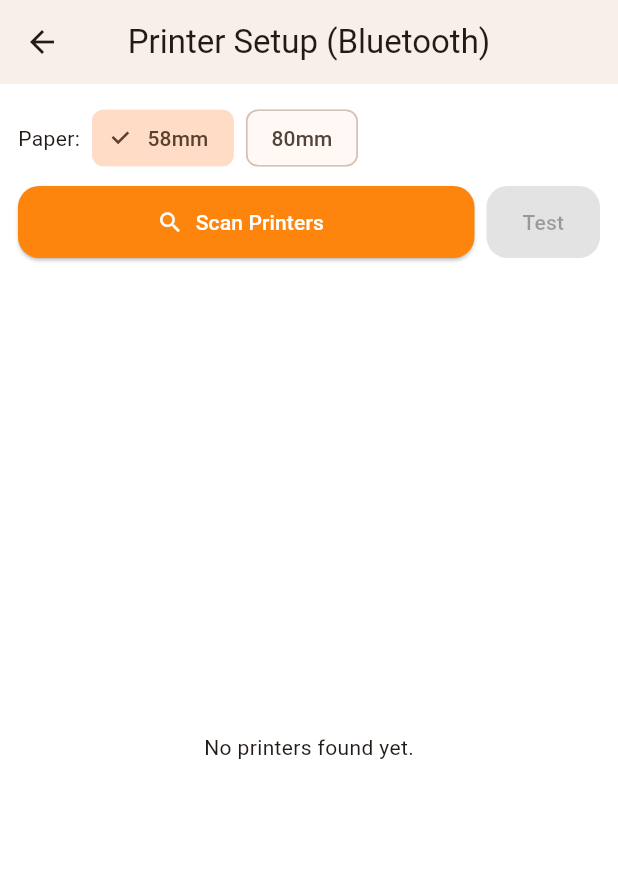
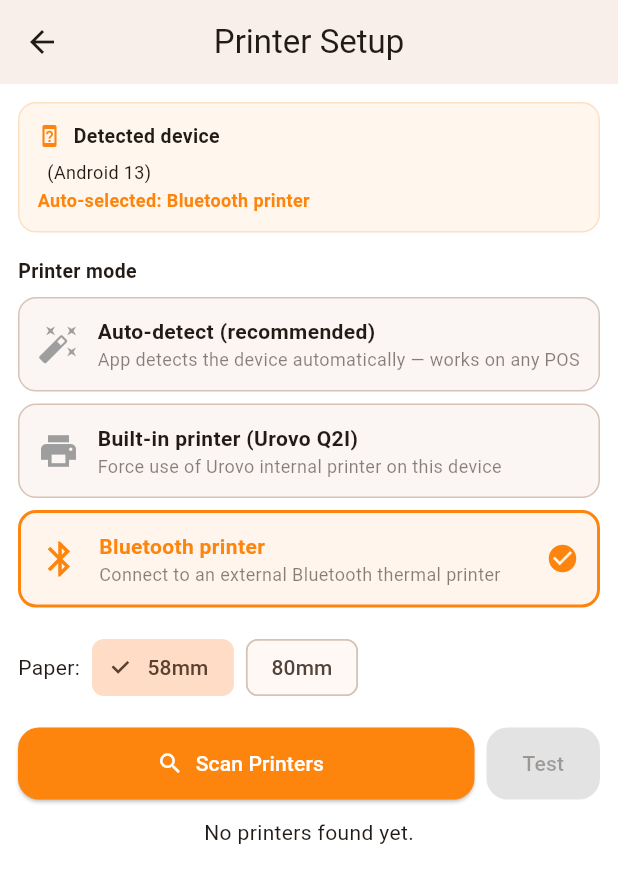
Before and after one commit to Seremba/bus-cargo-tracker, a Flutter app: the PrinterSetupScreen screen opened directly, on a phone screen of 412 x 824 dp. Shown: the top 883 px of the screen. Run offline on Flutter 3.47's test engine with Material 3 defaults, Android fonts, the phone set to English and light mode, and no system bars; our stand-ins replace app_links, connectivity_plus, device_info_plus, geolocator, hive, hive_flutter and 4 more; missing offline and left inert: esc_pos_utils_plus, flutter_pos_printer_platform_image_3, mobile_scanner, urovo_print; accounts and stored records are empty.

Commit message:
feat: Twilio OTP enforcement, trip reassignment prompt, receipt QR scan pickup, international password reset, station revenue summary, Urovo POS auto-detect printer support

```diff
--- a/lib/main.dart
+++ b/lib/main.dart
@@ -10,6 +10,7 @@ import 'models/audit_event.dart';
 import 'models/checkpoint.dart';
 import 'models/notification_item.dart';
 import 'models/outbound_message.dart';
+import 'services/printing/printer_settings_service.dart';
 import 'models/payment_record.dart';
 import 'models/printer_settings.dart';
 import 'models/property.dart';
@@ -91,6 +92,9 @@ void main() async {
 
   await HiveService.openAllBoxes();
   await SyncService.ensureDeviceId();
+
+  // Auto-detect POS printer brand and configure accordingly
+  await PrinterSettingsService.initAutoDetect();
 
   // API key injected via --dart-define and persisted to Hive on first run.
   const injectedKey = String.fromEnvironment('SYNC_API_KEY', defaultValue: '');
--- a/lib/models/printer_settings.dart
+++ b/lib/models/printer_settings.dart
@@ -1,6 +1,24 @@
 import 'package:hive/hive.dart';
 
 part 'printer_settings.g.dart';
+
+/// How the app connects to the receipt printer.
+enum PrinterType {
+  /// Auto-detected based on device brand — recommended default.
+  auto,
+
+  /// External Bluetooth thermal printer.
+  bluetooth,
+
+  /// Urovo Q2I / Q2 / i9000S built-in printer.
+  urovoInternal,
+
+  /// Sunmi T2/V2/P2 built-in printer — future.
+  sunmiInternal,
+
+  /// Generic Android POS via serial port — future.
+  serialInternal,
+}
 
 @HiveType(typeId: 51)
 class PrinterSettings extends HiveObject {
@@ -13,9 +31,29 @@ class PrinterSettings extends HiveObject {
   @HiveField(2)
   int paperMm; // 58 or 80
 
+  /// Serialised PrinterType name — defaults to 'auto'.
+  @HiveField(3, defaultValue: 'auto')
+  String printerTypeRaw;
+
   PrinterSettings({
     this.bluetoothAddress,
     this.bluetoothName,
     this.paperMm = 58,
+    this.printerTypeRaw = 'auto',
   });
+
+  PrinterType get printerType {
+    switch (printerTypeRaw) {
+      case 'bluetooth':
+        return PrinterType.bluetooth;
+      case 'urovoInternal':
+        return PrinterType.urovoInternal;
+      case 'sunmiInternal':
+        return PrinterType.sunmiInternal;
+      case 'serialInternal':
+        return PrinterType.serialInternal;
+      default:
+        return PrinterType.auto;
+    }
+  }
 }
--- a/lib/services/printing/printer_settings_service.dart
+++ b/lib/services/printing/printer_settings_service.dart
@@ -2,6 +2,7 @@ import 'package:hive/hive.dart';
 
 import '../../models/printer_settings.dart';
 import '../hive_service.dart';
+import 'printer_auto_detect_service.dart';
 
 class PrinterSettingsService {
   PrinterSettingsService._();
@@ -14,8 +15,30 @@ class PrinterSettingsService {
     if (existing != null) return existing;
 
     final s = PrinterSettings();
-    box.put(_key, s); // ok to leave sync for init
+    box.put(_key, s);
     return s;
+  }
+
+  /// Called once on app startup. If printer type is still 'auto' (default),
+  /// detects the device brand and saves the appropriate type.
+  static Future<void> initAutoDetect() async {
+    final settings = getOrCreate();
+    if (settings.printerType != PrinterType.auto) return;
+
+    final detected = await PrinterAutoDetectService.detect();
+    if (detected == PrinterType.auto) return;
+
+    settings.printerTypeRaw = detected.name;
+    await settings.save();
+  }
+
+  /// Returns the effective PrinterType — resolves 'auto' by detecting device.
+  static Future<PrinterType> effectiveType() async {
+    final settings = getOrCreate();
+    if (settings.printerType != PrinterType.auto) {
+      return settings.printerType;
+    }
+    return PrinterAutoDetectService.detect();
   }
 
   static Future<void> saveBluetooth({
@@ -30,6 +53,29 @@ class PrinterSettingsService {
         bluetoothAddress: address.trim(),
         bluetoothName: name.trim(),
         paperMm: paperMm,
+        printerTypeRaw: 'bluetooth',
+      ),
+    );
+  }
+
+  static Future<void> saveUrovoInternal({int paperMm = 58}) async {
+    final Box box = HiveService.printerSettingsBox();
+    await box.put(
+      _key,
+      PrinterSettings(
+        paperMm: paperMm,
+        printerTypeRaw: 'urovoInternal',
+      ),
+    );
+  }
+
+  static Future<void> saveAutoDetect({int paperMm = 58}) async {
+    final Box box = HiveService.printerSettingsBox();
+    await box.put(
+      _key,
+      PrinterSettings(
+        paperMm: paperMm,
+        printerTypeRaw: 'auto',
       ),
     );
   }
--- a/lib/services/settings/printer_setup_screen.dart
+++ b/lib/services/settings/printer_setup_screen.dart
@@ -1,10 +1,14 @@
 import 'dart:typed_data';
 
 import 'package:flutter/material.dart';
-import 'package:flutter_pos_printer_platform_image_3/flutter_pos_printer_platform_image_3.dart';
+import 'package:flutter_pos_printer_platform_image_3/flutter_pos_printer_platform_image_3.dart'
+    hide PrinterType;
 
+import '../../models/printer_settings.dart';
+import '../../services/printing/printer_auto_detect_service.dart';
 import '../../services/printing/printer_service.dart';
 import '../../services/printing/printer_settings_service.dart';
+import '../../services/printing/urovo_printer_service.dart';
 
 class PrinterSetupScreen extends StatefulWidget {
   const PrinterSetupScreen({super.key});
@@ -15,17 +19,47 @@ class PrinterSetupScreen extends StatefulWidget {
 
 class _PrinterSetupScreenState extends State<PrinterSetupScreen> {
   bool _scanning = false;
-  final bool _isBle = false; // classic BT first
+  final bool _isBle = false;
   List<PrinterDevice> _devices = [];
   PrinterDevice? _connected;
-
   int _paperMm = 58;
+  PrinterType _selectedType = PrinterType.auto;
+  String _detectedDevice = 'Detecting...';
+  PrinterType _detectedType = PrinterType.auto;
 
   @override
   void initState() {
     super.initState();
     final s = PrinterSettingsService.getOrCreate();
-    _paperMm = s.paperMm; // load saved preference
+    _paperMm = s.paperMm;
+    _selectedType = s.printerType;
+    _loadDetectedDevice();
+  }
+
+  Future<void> _loadDetectedDevice() async {
+    final summary =
+        await PrinterAutoDetectService.detectedDeviceSummary();
+    final detected = await PrinterAutoDetectService.detect();
+    if (!mounted) return;
+    setState(() {
+      _detectedDevice = summary;
+      _detectedType = detected;
+    });
+  }
+
+  String _detectedTypeLabel(PrinterType t) {
+    switch (t) {
+      case PrinterType.urovoInternal:
+        return 'Built-in Urovo printer';
+      case PrinterType.sunmiInternal:
+        return 'Built-in Sunmi printer';
+      case PrinterType.serialInternal:
+        return 'Built-in serial printer';
+      case PrinterType.bluetooth:
+        return 'Bluetooth printer';
+      default:
+        return 'Unknown';
+    }
   }
 
   Future<void> _scan() async {
@@ -33,53 +67,53 @@ class _PrinterSetupScreenState extends State<PrinterSetupScreen> {
       _scanning = true;
       _devices = [];
     });
-
-    await for (final list in PrinterService.scanBluetooth(isBle: _isBle)) {
+    await for (final list
+        in PrinterService.scanBluetooth(isBle: _isBle)) {
       if (!mounted) return;
       setState(() => _devices = list);
     }
-
     if (mounted) setState(() => _scanning = false);
   }
 
   Future<void> _connect(PrinterDevice d) async {
     final messenger = ScaffoldMessenger.of(context);
-
     final ok = await PrinterService.connectBluetooth(d, isBle: _isBle);
     if (!mounted) return;
-
     if (!ok) {
-      messenger.showSnackBar(const SnackBar(content: Text('Connect failed ❌')));
+      messenger.showSnackBar(
+          const SnackBar(content: Text('Connect failed ❌')));
       return;
     }
-
     setState(() => _connected = d);
-
-    // ✅ Save printer + paper size preference
     await PrinterSettingsService.saveBluetooth(
       address: d.address ?? '',
       name: d.name,
       paperMm: _paperMm,
     );
-
     final label = d.name.isNotEmpty ? d.name : (d.address ?? 'Printer');
-    messenger.showSnackBar(SnackBar(content: Text('Connected ✅ $label')));
+    messenger
+        .showSnackBar(SnackBar(content: Text('Connected ✅ $label')));
   }
 
   Future<void> _testPrint() async {
     final messenger = ScaffoldMessenger.of(context);
+    final effective = await PrinterSettingsService.effectiveType();
 
-    // Visible test (prints text)
+    bool ok;
+    if (effective == PrinterType.urovoInternal) {
+      ok = await UrovoPrinterService.testPrint();
+    } else {
       final bytes = Uint8List.fromList([
-      0x1B, 0x40, // init
+        0x1B, 0x40,
         ...'UNEX TEST\n\n'.codeUnits,
       ]);
+      ok = await PrinterService.printBytesBluetooth(bytes);
+    }
 
-    final ok = await PrinterService.printBytesBluetooth(bytes);
     if (!mounted) return;
-
     messenger.showSnackBar(
-      SnackBar(content: Text(ok ? 'Test printed ✅' : 'Print failed ❌')),
+      SnackBar(
+          content: Text(ok ? 'Test printed ✅' : 'Print failed ❌')),
     );
   }
 
@@ -105,22 +139,128 @@ class _PrinterSetupScreenState extends State<PrinterSetupScreen> {
 
   @override
   Widget build(BuildContext context) {
+    final cs = Theme.of(context).colorScheme;
+
     return Scaffold(
-      appBar: AppBar(title: const Text('Printer Setup (Bluetooth)')),
-      body: Padding(
+      appBar: AppBar(title: const Text('Printer Setup')),
+      body: ListView(
         padding: const EdgeInsets.all(12),
+        children: [
+
+          // ── Auto-detect info card ──────────────────────────────────
+          Container(
+            padding: const EdgeInsets.all(12),
+            decoration: BoxDecoration(
+              color: cs.primary.withValues(alpha: 0.07),
+              borderRadius: BorderRadius.circular(12),
+              border: Border.all(
+                  color: cs.primary.withValues(alpha: 0.20)),
+            ),
             child: Column(
+              crossAxisAlignment: CrossAxisAlignment.start,
               children: [
-            // ✅ paper size selector
-            _paperToggle(),
+                Row(
+                  children: [
+                    Icon(Icons.device_unknown_outlined,
+                        size: 16, color: cs.primary),
+                    const SizedBox(width: 8),
+                    const Text(
+                      'Detected device',
+                      style: TextStyle(
+                          fontWeight: FontWeight.w700, fontSize: 13),
+                    ),
+                  ],
+                ),
+                const SizedBox(height: 6),
+                Text(_detectedDevice,
+                    style: const TextStyle(fontSize: 12)),
+                const SizedBox(height: 2),
+                Text(
+                  'Auto-selected: ${_detectedTypeLabel(_detectedType)}',
+                  style: TextStyle(
+                    fontSize: 12,
+                    color: cs.primary,
+                    fontWeight: FontWeight.w600,
+                  ),
+                ),
+              ],
+            ),
+          ),
+          const SizedBox(height: 16),
+
+          // ── Printer type tiles ─────────────────────────────────────
+          const Text(
+            'Printer mode',
+            style:
+                TextStyle(fontWeight: FontWeight.w700, fontSize: 13),
+          ),
           const SizedBox(height: 8),
 
+          _printerTypeTile(
+            icon: Icons.auto_fix_high,
+            title: 'Auto-detect (recommended)',
+            subtitle:
+                'App detects the device automatically — works on any POS',
+            selected: _selectedType == PrinterType.auto,
+            onTap: () async {
+              setState(() => _selectedType = PrinterType.auto);
+              await PrinterSettingsService.saveAutoDetect(
+                  paperMm: _paperMm);
+              if (!mounted) return;
+              // ignore: use_build_context_synchronously
+              ScaffoldMessenger.of(context).showSnackBar(
+                const SnackBar(
+                    content: Text('Auto-detect enabled ✅')),
+              );
+            },
+          ),
+          const SizedBox(height: 8),
+
+          _printerTypeTile(
+            icon: Icons.print,
+            title: 'Built-in printer (Urovo Q2I)',
+            subtitle:
+                'Force use of Urovo internal printer on this device',
+            selected: _selectedType == PrinterType.urovoInternal,
+            onTap: () async {
+              setState(
+                  () => _selectedType = PrinterType.urovoInternal);
+              await PrinterSettingsService.saveUrovoInternal(
+                  paperMm: _paperMm);
+              if (!mounted) return;
+              // ignore: use_build_context_synchronously
+              ScaffoldMessenger.of(context).showSnackBar(
+                const SnackBar(
+                    content:
+                        Text('Built-in printer configured ✅')),
+              );
+            },
+          ),
+          const SizedBox(height: 8),
+
+          _printerTypeTile(
+            icon: Icons.bluetooth,
+            title: 'Bluetooth printer',
+            subtitle:
+                'Connect to an external Bluetooth thermal printer',
+            selected: _selectedType == PrinterType.bluetooth,
+            onTap: () =>
+                setState(() => _selectedType = PrinterType.bluetooth),
+          ),
+          const SizedBox(height: 16),
+
+          _paperToggle(),
+          const SizedBox(height: 16),
+
+          // ── Bluetooth scan ─────────────────────────────────────────
+          if (_selectedType == PrinterType.bluetooth) ...[
             Row(
               children: [
                 Expanded(
                   child: ElevatedButton.icon(
                     icon: const Icon(Icons.search),
-                    label: Text(_scanning ? 'Scanning...' : 'Scan Printers'),
+                    label: Text(
+                        _scanning ? 'Scanning...' : 'Scan Printers'),
                     onPressed: _scanning ? null : _scan,
                   ),
                 ),
@@ -131,21 +271,14 @@ class _PrinterSetupScreenState extends State<PrinterSetupScreen> {
                 ),
               ],
             ),
-
             const SizedBox(height: 12),
-
-            Expanded(
-              child: _devices.isEmpty
-                  ? const Center(child: Text('No printers found yet.'))
-                  : ListView.builder(
-                      itemCount: _devices.length,
-                      itemBuilder: (_, i) {
-                        final d = _devices[i];
+            if (_devices.isEmpty)
+              const Center(child: Text('No printers found yet.'))
+            else
+              ...(_devices.map((d) {
                 final isConnected = _connected?.address == d.address;
-
                 final title =
                     d.name.isNotEmpty ? d.name : (d.address ?? 'Printer');
-
                 return Card(
                   child: ListTile(
                     title: Text(title),
@@ -157,9 +290,81 @@ class _PrinterSetupScreenState extends State<PrinterSetupScreen> {
                     onTap: () => _connect(d),
                   ),
                 );
-                      },
+              })),
+          ],
+
+          // ── Internal printer test ──────────────────────────────────
+          if (_selectedType != PrinterType.bluetooth) ...[
+            SizedBox(
+              width: double.infinity,
+              child: ElevatedButton.icon(
+                icon: const Icon(Icons.print_outlined),
+                label: const Text('Test printer'),
+                style: ElevatedButton.styleFrom(
+                  backgroundColor: cs.primary,
+                  foregroundColor: Colors.white,
+                  padding: const EdgeInsets.symmetric(vertical: 14),
+                ),
+                onPressed: _testPrint,
               ),
             ),
+          ],
+        ],
+      ),
+    );
+  }
+
+  Widget _printerTypeTile({
+    required IconData icon,
+    required String title,
+    required String subtitle,
+    required bool selected,
+    required VoidCallback onTap,
+  }) {
+    final cs = Theme.of(context).colorScheme;
+    return GestureDetector(
+      onTap: onTap,
+      child: Container(
+        padding: const EdgeInsets.all(12),
+        decoration: BoxDecoration(
+          color: selected
+              ? cs.primary.withValues(alpha: 0.08)
+              : cs.surfaceContainerHighest.withValues(alpha: 0.30),
+          borderRadius: BorderRadius.circular(12),
+          border: Border.all(
+            color: selected ? cs.primary : cs.outlineVariant,
+            width: selected ? 2 : 1,
+          ),
+        ),
+        child: Row(
+          children: [
+            Icon(icon,
+                color: selected ? cs.primary : Colors.grey,
+                size: 28),
+            const SizedBox(width: 12),
+            Expanded(
+              child: Column(
+                crossAxisAlignment: CrossAxisAlignment.start,
+                children: [
+                  Text(
+                    title,
+                    style: TextStyle(
+                      fontWeight: FontWeight.w700,
+                      color: selected ? cs.primary : null,
+                    ),
+                  ),
+                  Text(
+                    subtitle,
+                    style: TextStyle(
+                      fontSize: 12,
+                      color: cs.onSurface.withValues(alpha: 0.55),
+                    ),
+                  ),
+                ],
+              ),
+            ),
+            if (selected)
+              Icon(Icons.check_circle, color: cs.primary, size: 22),
           ],
         ),
       ),
--- a/pubspec.yaml
+++ b/pubspec.yaml
@@ -1,7 +1,7 @@
 name: bus_cargo_tracker
 description: UNEx Logistics — bus cargo tracking application.
 publish_to: none
-version: 1.1.1+30
+version: 1.1.0+27
 
 environment:
   sdk: ^3.10.7
@@ -37,6 +37,10 @@ dependencies:
   # QR
   qr_flutter: ^4.1.0
   mobile_scanner: ^6.0.0
+  # POS printer (Urovo built-in)
+  urovo_print: ^0.0.1
+  # Device detection for auto printer selection
+  device_info_plus: ^10.1.0
 
   # Networking
   http: ^1.6.0
```
Also changed, not shown: lib/services/printing/payment_receipt_print_service.dart (+25 -4 lines), lib/services/printing/printer_auto_detect_service.dart (added, +85 -0 lines), lib/services/printing/urovo_printer_service.dart (added, +229 -0 lines), lib/models/printer_settings.g.dart, lib/models/user.g.dart, 1 other file. Lines whose indentation alone changed are shown as unchanged.
